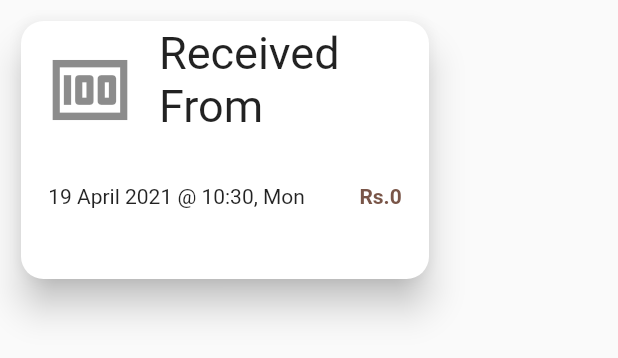
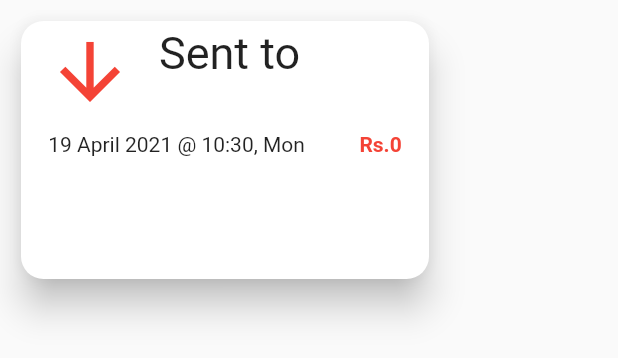
Before and after one commit to oam-mit/HexPay, a Flutter app: the TransactionWidget widget shown alone on an empty page, opened directly with empty values, on a phone screen of 412 x 824 dp. Shown: the top 358 px of the screen. Run offline on Flutter 3.47's test engine with Material 2 defaults, Android fonts, the phone set to English and light mode, and no system bars; our stand-ins replace dio, flutter_secure_storage, get_it, hexcolor, image_picker, qr_flutter and 1 more; missing offline and left inert: razorpay_flutter; accounts and stored records are empty; network calls fail.

Commit message:
UI Change, Storing Transaction in database

```diff
--- a/lib/backend/models/Transaction.dart
+++ b/lib/backend/models/Transaction.dart
@@ -1,4 +1,4 @@
-import 'package:hexpay/backend/models/Arguments.dart';
+import 'package:hexpay/backend/models/arguments/Arguments.dart';
 import 'package:hexpay/backend/models/Date.dart';
 import 'package:hexpay/backend/models/User.dart';
 
--- a/lib/backend/models/User.dart
+++ b/lib/backend/models/User.dart
@@ -38,7 +38,7 @@ class User {
         'email': email,
         'first_name': firstName,
         'last_name': lastName,
-        'upiId': upiId,
+        'upi_id': upiId,
         'is_shop': isShop,
         'is_customer': isCustomer,
         'shop_name': 'shop_name',
--- a/lib/backend/models/WebViewArguments.dart
+++ b/lib/backend/models/WebViewArguments.dart
@@ -1,4 +1,4 @@
-import 'package:hexpay/backend/models/Arguments.dart';
+import 'package:hexpay/backend/models/arguments/Arguments.dart';
 
 class WebViewArguments implements Arguments {
   String url;
--- a/lib/backend/models/QRArguments.dart
+++ b/lib/backend/models/arguments/QRArguments.dart
@@ -1,4 +1,4 @@
-import 'package:hexpay/backend/models/Arguments.dart';
+import 'package:hexpay/backend/models/arguments/Arguments.dart';
 
 class QRArguments implements Arguments {
   String transactionId;
--- a/lib/backend/views/commonViews.dart
+++ b/lib/backend/views/commonViews.dart
@@ -27,11 +27,11 @@ class CommonViews extends ChangeNotifier {
 
     setLoading(true);
     try {
-      print(authview.token); //TODO: Remove this
       Response resp =
           await get(url, headers: {'Authorization': authview.token});
 
       Map mappedResponse = jsonDecode(resp.body);
+
       for (var transaction in mappedResponse['transactions']) {
         _transactions.add(Transaction.fromJson(transaction));
       }
--- a/lib/frontend/screens/payment/payment.dart
+++ b/lib/frontend/screens/payment/payment.dart
@@ -1,5 +1,6 @@
 import 'package:flutter/material.dart';
 import 'package:flutter/services.dart';
+import 'package:hexcolor/hexcolor.dart';
 import 'package:hexpay/backend/models/Transaction.dart';
 
 import 'package:hexpay/backend/views/paymentView.dart';
@@ -18,6 +19,10 @@ class PaymentScreen extends StatelessWidget {
     return Scaffold(
         appBar: AppBar(
           title: Text('Make Payment'),
+          elevation: 0,
+          backgroundColor: HexColor('#0f1951'),
+          iconTheme: IconThemeData(color: Colors.white),
+          centerTitle: true,
         ),
         body: Padding(
           padding: EdgeInsets.symmetric(vertical: 30, horizontal: 30),
--- a/lib/frontend/screens/payment/showQR.dart
+++ b/lib/frontend/screens/payment/showQR.dart
@@ -1,5 +1,5 @@
 import 'package:flutter/material.dart';
-import 'package:hexpay/backend/models/QRArguments.dart';
+import 'package:hexpay/backend/models/arguments/QRArguments.dart';
 import 'package:qr_flutter/qr_flutter.dart';
 
 class QRScreen extends StatelessWidget {
--- a/lib/frontend/widgets/TransactionWidget.dart
+++ b/lib/frontend/widgets/TransactionWidget.dart
@@ -1,11 +1,14 @@
 import 'package:flutter/material.dart';
 import 'package:hexpay/backend/models/Transaction.dart';
+import 'package:hexpay/backend/views/authview.dart';
+import 'package:provider/provider.dart';
 
 class TransactionWidget extends StatelessWidget {
   final Transaction transaction;
   TransactionWidget(this.transaction);
   @override
   Widget build(BuildContext context) {
+    AuthView authView = Provider.of<AuthView>(context, listen: false);
     return Container(
       width: 300,
       height: 200,
@@ -20,10 +23,25 @@ class TransactionWidget extends StatelessWidget {
           mainAxisSize: MainAxisSize.min,
           children: <Widget>[
             ListTile(
-              leading: Icon(Icons.money_outlined, size: 60),
-              title: Text('Received From', style: TextStyle(fontSize: 30.0)),
-              subtitle: Text(" ${transaction.by.upiId}",
-                  style: TextStyle(fontSize: 18.0)),
+              leading: authView.user.upiId == transaction.by.upiId
+                  ? Icon(
+                      Icons.arrow_downward_outlined,
+                      size: 60,
+                      color: Colors.red,
+                    )
+                  : Icon(
+                      Icons.arrow_downward_outlined,
+                      size: 60,
+                      color: Colors.green,
+                    ),
+              title: authView.user.upiId == transaction.by.upiId
+                  ? Text('Sent to', style: TextStyle(fontSize: 30.0))
+                  : Text('Received from', style: TextStyle(fontSize: 30.0)),
+              subtitle: authView.user.upiId == transaction.by.upiId
+                  ? Text(" ${transaction.to.upiId}",
+                      style: TextStyle(fontSize: 18.0))
+                  : Text(" ${transaction.by.upiId}",
+                      style: TextStyle(fontSize: 18.0)),
             ),
             SizedBox(
               height: 10.0,
@@ -35,7 +53,10 @@ class TransactionWidget extends StatelessWidget {
                 Text(
                   "Rs." + transaction.amount.toString(),
                   style: TextStyle(
-                      fontWeight: FontWeight.bold, color: Colors.brown),
+                      fontWeight: FontWeight.bold,
+                      color: authView.user.upiId == transaction.by.upiId
+                          ? Colors.red
+                          : Colors.green),
                 ),
               ],
             ),
--- a/lib/services/navigator.dart
+++ b/lib/services/navigator.dart
@@ -1,5 +1,5 @@
 import 'package:flutter/material.dart';
-import 'package:hexpay/backend/models/Arguments.dart';
+import 'package:hexpay/backend/models/arguments/Arguments.dart';
 
 class NavigationService {
   final GlobalKey<NavigatorState> navigatorKey =
--- a/pubspec.yaml
+++ b/pubspec.yaml
@@ -34,6 +34,7 @@ dependencies:
   dio: ^4.0.0
   qr_flutter: ^4.0.0
   webview_flutter: ^2.0.4
+  hexcolor: ^2.0.3
 
 
 
```
Also changed, not shown: lib/backend/views/paymentView.dart (+22 -2 lines), lib/frontend/screens/customer/home.dart (+25 -15 lines), lib/frontend/screens/transactions.dart (+13 -2 lines), lib/frontend/widgets/ShopWidget.dart (+122 -79 lines), assets/images/background.png (added), lib/backend/models/arguments/Arguments.dart (renamed from lib/backend/models/Arguments.dart), pubspec.lock.
